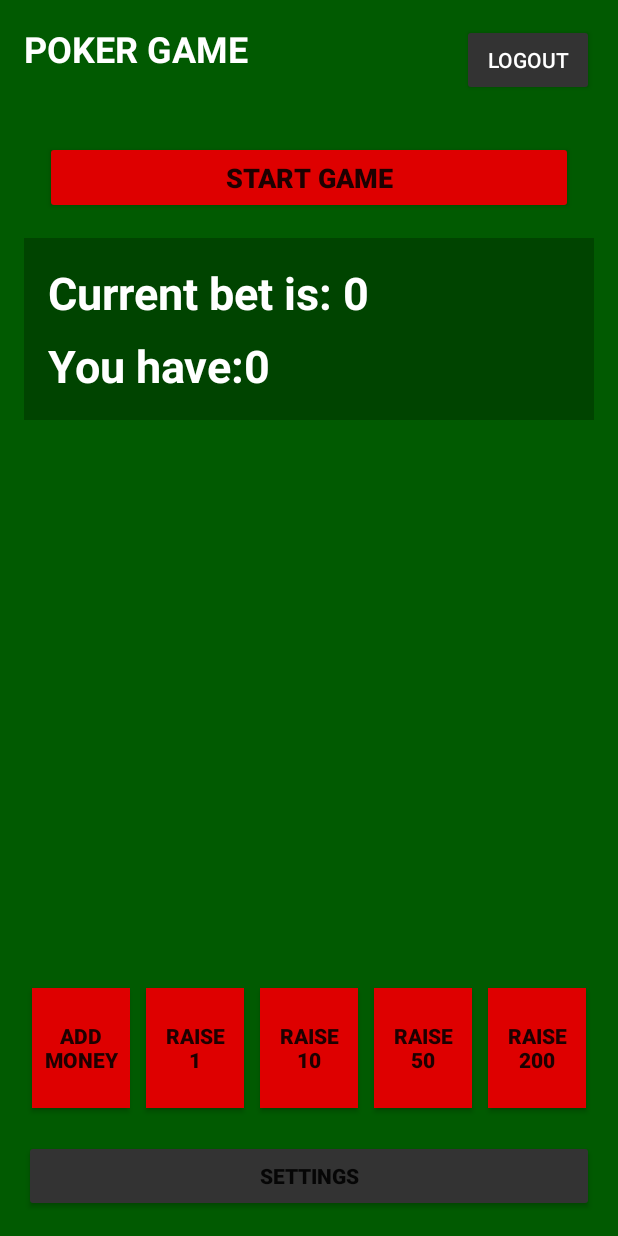
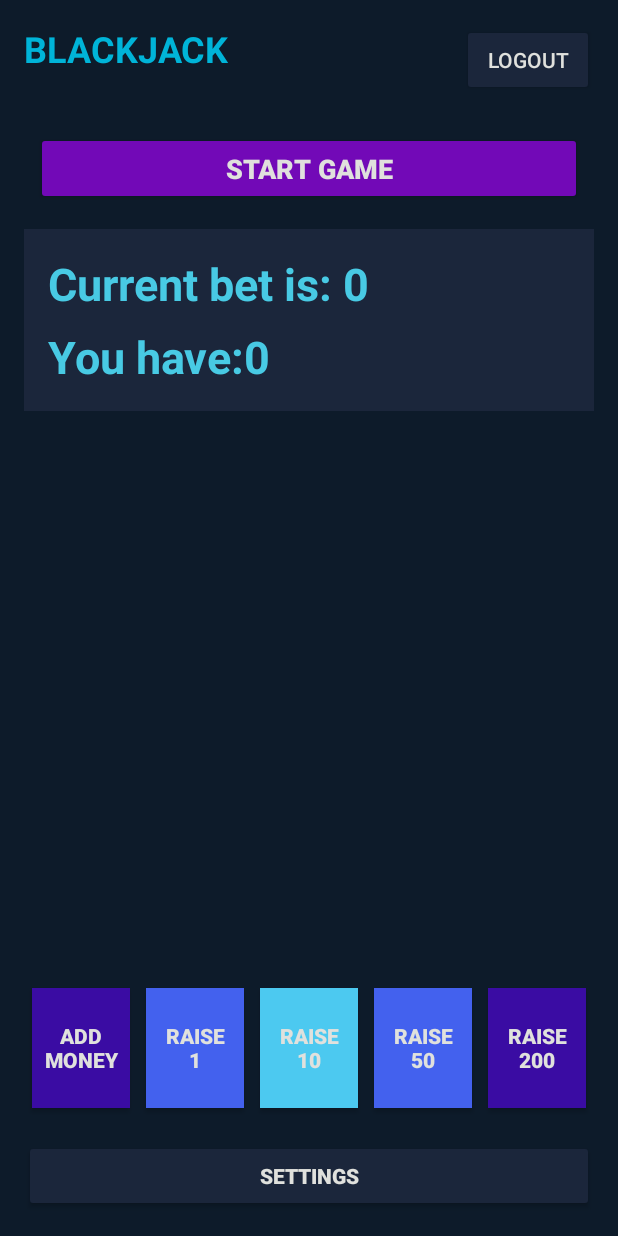
Before and after one commit to Segev29/BlackjackSegev1, an Android app: the screen it shows after launch once a user with an empty profile is signed in (MainActivity), on a phone screen of 412 x 824 dp. Run offline under Robolectric (Android 15) with nearby library versions, the phone set to English and light mode, and no system bars; our stand-ins replace Firebase (no records; nobody signed in at launch, a user with empty details on screens opened directly).

Commit message:
just some beauty

```diff
--- a/app/src/main/res/layout/activity_main.xml
+++ b/app/src/main/res/layout/activity_main.xml
@@ -5,7 +5,7 @@
     xmlns:tools="http://schemas.android.com/tools"
     android:layout_width="match_parent"
     android:layout_height="match_parent"
-    android:background="#015A01"
+    android:background="#0D1B2A"
     tools:context=".MainActivity">
 
     <!-- Header with logout button -->
@@ -14,21 +14,20 @@
         android:layout_width="wrap_content"
         android:layout_height="wrap_content"
         android:text="LOGOUT"
-        android:textColor="#FFFFFF"
-        android:backgroundTint="#333333"
+        android:textColor="#E0E1DD"
+        android:backgroundTint="#1B263B"
         android:layout_margin="16dp"
         app:layout_constraintTop_toTopOf="parent"
         app:layout_constraintEnd_toEndOf="parent" />
-
 
     <!-- Game title -->
     <TextView
         android:layout_width="wrap_content"
         android:layout_height="wrap_content"
-        android:text="POKER GAME"
+        android:text="BLACKJACK"
         android:textSize="24sp"
         android:textStyle="bold"
-        android:textColor="#FFFFFF"
+        android:textColor="#00B4D8"
         android:layout_margin="16dp"
         app:layout_constraintTop_toTopOf="parent"
         app:layout_constraintStart_toStartOf="parent" />
@@ -42,13 +41,14 @@
         android:textStyle="bold"
         android:textSize="18sp"
         android:padding="12dp"
-        android:backgroundTint="#DE0000"
-        android:layout_margin="30dp"
+        android:backgroundTint="#7209B7"
+        android:textColor="#E0E1DD"
+        android:layout_margin="24dp"
         app:layout_constraintTop_toBottomOf="@id/btnLogout"
         app:layout_constraintStart_toStartOf="parent"
         app:layout_constraintEnd_toEndOf="parent" />
 
-    <!-- Plain info layout -->
+    <!-- Info layout -->
     <LinearLayout
         android:id="@+id/infoLayout"
         android:layout_width="match_parent"
@@ -56,7 +56,7 @@
         android:orientation="vertical"
         android:padding="16dp"
         android:layout_margin="16dp"
-        android:background="#004400"
+        android:background="#1B263B"
         app:layout_constraintTop_toBottomOf="@id/btnstart">
 
         <!-- Bet view -->
@@ -65,7 +65,7 @@
             android:layout_width="match_parent"
             android:layout_height="wrap_content"
             android:text="Current bet is: 0"
-            android:textColor="#FFFFFF"
+            android:textColor="#48CAE4"
             android:textSize="30dp"
             android:textStyle="bold"
             android:layout_marginBottom="8dp" />
@@ -76,7 +76,7 @@
             android:layout_width="match_parent"
             android:layout_height="wrap_content"
             android:text="Current bet is: 0"
-            android:textColor="#FFFFFF"
+            android:textColor="#48CAE4"
             android:textSize="30dp"
             android:textStyle="bold" />
     </LinearLayout>
@@ -96,7 +96,8 @@
             android:layout_weight="1"
             android:text="Add Money"
             android:textStyle="bold"
-            android:background="#DE0000"
+            android:textColor="#E0E1DD"
+            android:background="#3A0CA3"
             android:layout_margin="5dp" />
         <!-- Raise 1 button -->
         <Button
@@ -106,9 +107,9 @@
             android:layout_weight="1"
             android:text="RAISE\n1"
             android:textStyle="bold"
-            android:background="#DE0000"
+            android:textColor="#E0E1DD"
+            android:background="#4361EE"
             android:layout_margin="5dp" />
-
 
         <!-- Raise 10 button -->
         <Button
@@ -118,7 +119,8 @@
             android:layout_weight="1"
             android:text="RAISE\n10"
             android:textStyle="bold"
-            android:background="#DE0000"
+            android:textColor="#E0E1DD"
+            android:background="#4CC9F0"
             android:layout_margin="5dp" />
 
         <!-- Raise 50 button -->
@@ -129,7 +131,8 @@
             android:layout_weight="1"
             android:text="RAISE\n50"
             android:textStyle="bold"
-            android:background="#DE0000"
+            android:textColor="#E0E1DD"
+            android:background="#4361EE"
             android:layout_margin="5dp" />
 
         <!-- Raise 200 button -->
@@ -140,7 +143,8 @@
             android:layout_weight="1"
             android:text="RAISE\n200"
             android:textStyle="bold"
-            android:background="#DE0000"
+            android:textColor="#E0E1DD"
+            android:background="#3A0CA3"
             android:layout_margin="5dp" />
     </LinearLayout>
 
@@ -151,9 +155,9 @@
         android:layout_height="wrap_content"
         android:text="SETTINGS"
         android:textStyle="bold"
-        android:backgroundTint="#333333"
+        android:textColor="#E0E1DD"
+        android:backgroundTint="#1B263B"
         android:layout_margin="16dp"
         app:layout_constraintBottom_toBottomOf="parent" />
 
-
 </androidx.constraintlayout.widget.ConstraintLayout>
```
Also changed, not shown: app/src/main/res/layout/activity_game.xml (+15 -12 lines), app/src/main/res/layout/activity_sign_in.xml (+14 -14 lines).
